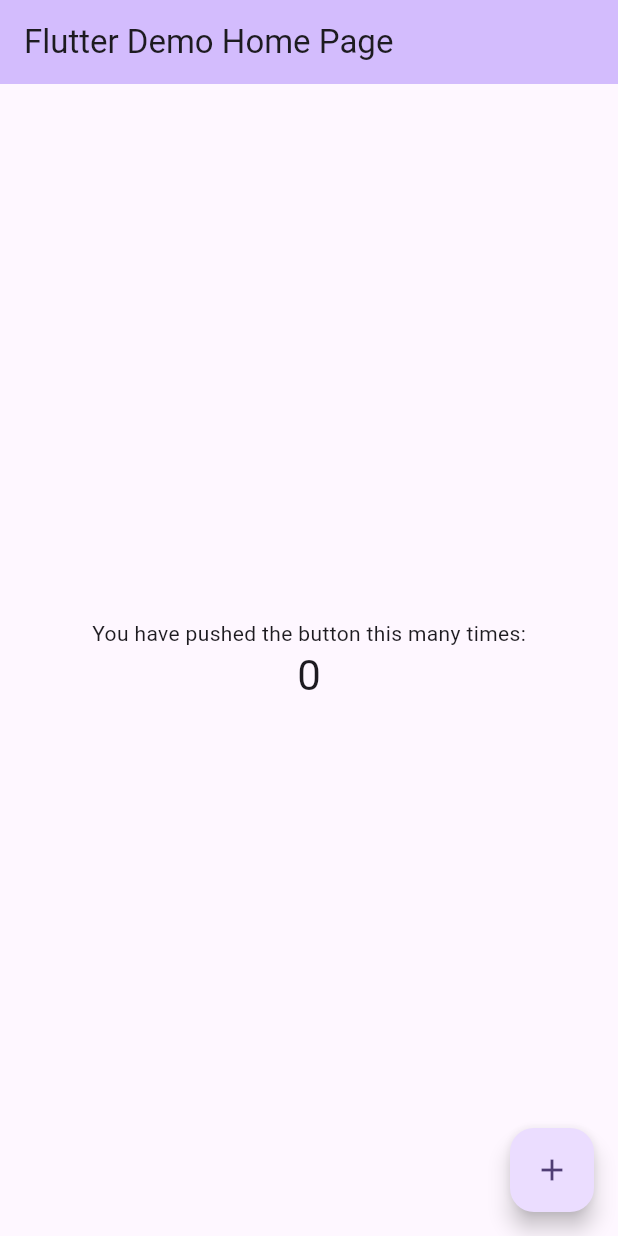
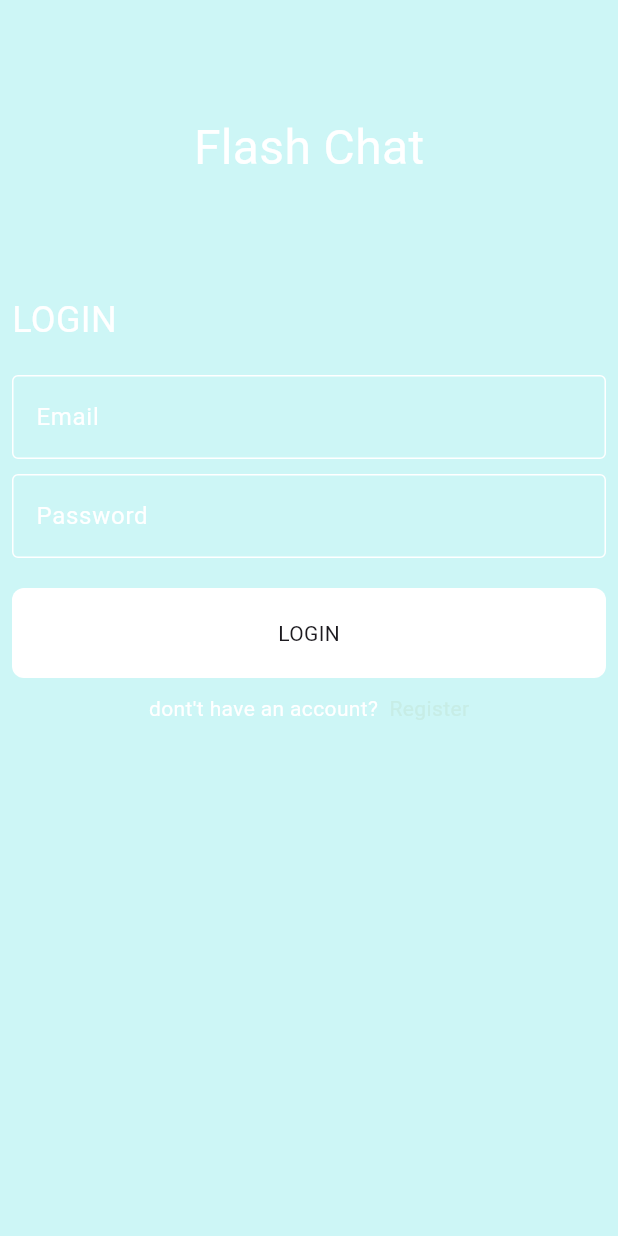
Before and after one commit to basmalahesham/chat_app, a Flutter app: the screen it shows after launch, on a phone screen of 412 x 824 dp. Run offline on Flutter 3.47's test engine with Material 3 defaults, Android fonts, the phone set to English and light mode, and no system bars; our stand-ins replace firebase_core; accounts and stored records are empty; Roboto replaces fonts that are missing (pacifico).

Commit message:
create login_view.dart & register_view.dart & constants.dart & custom_button.dart & custom_form_text_field.dart

```diff
--- a/lib/main.dart
+++ b/lib/main.dart
@@ -1,3 +1,5 @@
+import 'package:chat_app/views/login_view.dart';
+import 'package:chat_app/views/register_view.dart';
 import 'package:firebase_core/firebase_core.dart';
 import 'package:flutter/material.dart';
 
@@ -23,115 +25,17 @@ class MyApp extends StatelessWidget {
   @override
   Widget build(BuildContext context) {
     return MaterialApp(
+      debugShowCheckedModeBanner: false,
       title: 'Flutter Demo',
       theme: ThemeData(
-        // This is the theme of your application.
-        //
-        // TRY THIS: Try running your application with "flutter run". You'll see
-        // the application has a purple toolbar. Then, without quitting the app,
-        // try changing the seedColor in the colorScheme below to Colors.green
-        // and then invoke "hot reload" (save your changes or press the "hot
-        // reload" button in a Flutter-supported IDE, or press "r" if you used
-        // the command line to start the app).
-        //
-        // Notice that the counter didn't reset back to zero; the application
-        // state is not lost during the reload. To reset the state, use hot
-        // restart instead.
-        //
-        // This works for code too, not just values: Most code changes can be
-        // tested with just a hot reload.
         colorScheme: ColorScheme.fromSeed(seedColor: Colors.deepPurple),
         useMaterial3: true,
       ),
-      home: const MyHomePage(title: 'Flutter Demo Home Page'),
+      initialRoute: LoginView.routeName,
+      routes: {
+        LoginView.routeName: (context)=>LoginView(),
+        RegisterView.routeName : (context)=>RegisterView(),
+      },
     );
   }
 }
-
-class MyHomePage extends StatefulWidget {
-  const MyHomePage({super.key, required this.title});
-
-  // This widget is the home page of your application. It is stateful, meaning
-  // that it has a State object (defined below) that contains fields that affect
-  // how it looks.
-
-  // This class is the configuration for the state. It holds the values (in this
-  // case the title) provided by the parent (in this case the App widget) and
-  // used by the build method of the State. Fields in a Widget subclass are
-  // always marked "final".
-
-  final String title;
-
-  @override
-  State<MyHomePage> createState() => _MyHomePageState();
-}
-
-class _MyHomePageState extends State<MyHomePage> {
-  int _counter = 0;
-
-  void _incrementCounter() {
-    setState(() {
-      // This call to setState tells the Flutter framework that something has
-      // changed in this State, which causes it to rerun the build method below
-      // so that the display can reflect the updated values. If we changed
-      // _counter without calling setState(), then the build method would not be
-      // called again, and so nothing would appear to happen.
-      _counter++;
-    });
-  }
-
-  @override
-  Widget build(BuildContext context) {
-    // This method is rerun every time setState is called, for instance as done
-    // by the _incrementCounter method above.
-    //
-    // The Flutter framework has been optimized to make rerunning build methods
-    // fast, so that you can just rebuild anything that needs updating rather
-    // than having to individually change instances of widgets.
-    return Scaffold(
-      appBar: AppBar(
-        // TRY THIS: Try changing the color here to a specific color (to
-        // Colors.amber, perhaps?) and trigger a hot reload to see the AppBar
-        // change color while the other colors stay the same.
-        backgroundColor: Theme.of(context).colorScheme.inversePrimary,
-        // Here we take the value from the MyHomePage object that was created by
-        // the App.build method, and use it to set our appbar title.
-        title: Text(widget.title),
-      ),
-      body: Center(
-        // Center is a layout widget. It takes a single child and positions it
-        // in the middle of the parent.
-        child: Column(
-          // Column is also a layout widget. It takes a list of children and
-          // arranges them vertically. By default, it sizes itself to fit its
-          // children horizontally, and tries to be as tall as its parent.
-          //
-          // Column has various properties to control how it sizes itself and
-          // how it positions its children. Here we use mainAxisAlignment to
-          // center the children vertically; the main axis here is the vertical
-          // axis because Columns are vertical (the cross axis would be
-          // horizontal).
-          //
-          // TRY THIS: Invoke "debug painting" (choose the "Toggle Debug Paint"
-          // action in the IDE, or press "p" in the console), to see the
-          // wireframe for each widget.
-          mainAxisAlignment: MainAxisAlignment.center,
-          children: <Widget>[
-            const Text(
-              'You have pushed the button this many times:',
-            ),
-            Text(
-              '$_counter',
-              style: Theme.of(context).textTheme.headlineMedium,
-            ),
-          ],
-        ),
-      ),
-      floatingActionButton: FloatingActionButton(
-        onPressed: _incrementCounter,
-        tooltip: 'Increment',
-        child: const Icon(Icons.add),
-      ), // This trailing comma makes auto-formatting nicer for build methods.
-    );
-  }
-}
--- /dev/null
+++ b/lib/views/login_view.dart
@@ -0,0 +1,117 @@
+import 'package:chat_app/constants.dart';
+import 'package:chat_app/views/register_view.dart';
+import 'package:chat_app/views/widgets/custom_button.dart';
+import 'package:chat_app/views/widgets/custom_form_text_field.dart';
+import 'package:flutter/material.dart';
+
+class LoginView extends StatefulWidget {
+  const LoginView({super.key});
+  static const String routeName = "Login";
+
+  @override
+  State<LoginView> createState() => _LoginViewState();
+}
+
+class _LoginViewState extends State<LoginView> {
+  String? email,password;
+
+  GlobalKey<FormState> formKey = GlobalKey();
+
+  @override
+  Widget build(BuildContext context) {
+    return Scaffold(
+      backgroundColor: kPrimaryColor,
+      body: Padding(
+        padding: const EdgeInsets.symmetric(horizontal: 8.0),
+        child: Form(
+          key: formKey,
+          child: ListView(
+            children: [
+              const SizedBox(
+                height: 75,
+              ),
+              const Row(
+                mainAxisAlignment: MainAxisAlignment.center,
+                children: [
+                  Text(
+                    'Flash Chat',
+                    style: TextStyle(
+                        fontSize: 32, color: Colors.white, fontFamily: 'pacifico'),
+                  ),
+                ],
+              ),
+              const SizedBox(
+                height: 75,
+              ),
+              const Row(
+                children: [
+                  Text(
+                    'LOGIN',
+                    style: TextStyle(
+                      fontSize: 24,
+                      color: Colors.white,
+                    ),
+                  ),
+                ],
+              ),
+              const SizedBox(
+                height: 20,
+              ),
+              CustomFormTextField(
+                onChanged: (data) {
+                  email = data;
+                },
+                hintText: 'Email',
+              ),
+              const SizedBox(
+                height: 10,
+              ),
+              CustomFormTextField(
+                obscureText: true,
+                onChanged: (data) {
+                  password = data;
+                },
+                hintText: 'Password',
+              ),
+              const SizedBox(
+                height: 20,
+              ),
+              CustomButton(
+                onTap: () async {
+                },
+                text: 'LOGIN',),
+              const SizedBox(
+                height: 10,
+              ),
+              Row(
+                mainAxisAlignment: MainAxisAlignment.center,
+                children: [
+                  const Text(
+                    'dont\'t have an account?',
+                    style: TextStyle(
+                      color: Colors.white,
+                    ),
+                  ),
+                  GestureDetector(
+                    onTap: () {
+                      Navigator.pushNamed(
+                          context,
+                          RegisterView.routeName,
+                      );
+                    },
+                    child: const Text(
+                      '  Register',
+                      style: TextStyle(
+                        color: Color(0xffC7EDE6),
+                      ),
+                    ),
+                  ),
+                ],
+              ),
+            ],
+          ),
+        ),
+      ),
+    );
+  }
+}
--- /dev/null
+++ b/lib/views/widgets/custom_button.dart
@@ -0,0 +1,23 @@
+import 'package:flutter/material.dart';
+
+class CustomButton extends StatelessWidget {
+  const CustomButton({super.key,required this.text,this.onTap});
+
+  final VoidCallback? onTap;
+  final String text;
+  @override
+  Widget build(BuildContext context) {
+    return GestureDetector(
+      onTap: onTap,
+      child: Container(
+        decoration: BoxDecoration(
+          color: Colors.white,
+          borderRadius: BorderRadius.circular(8),
+        ),
+        width: double.infinity,
+        height: 60,
+        child: Center(child: Text(text)),
+      ),
+    );
+  }
+}
--- /dev/null
+++ b/lib/views/widgets/custom_form_text_field.dart
@@ -0,0 +1,36 @@
+import 'package:flutter/material.dart';
+
+class CustomFormTextField extends StatelessWidget {
+  const CustomFormTextField({super.key,this.hintText,this.onChanged,this.obscureText = false});
+
+  final String? hintText;
+  final Function(String)? onChanged;
+  final bool? obscureText;
+  @override
+  Widget build(BuildContext context) {
+    return TextFormField(
+      obscureText: obscureText!,
+      validator: (data){
+        if (data!.isEmpty){
+          return 'field is required';
+        }
+        return null;
+      },
+      onChanged: onChanged,
+      decoration: InputDecoration(
+        hintText: hintText,
+        hintStyle: const TextStyle(color: Colors.white,),
+        enabledBorder: const OutlineInputBorder(
+          borderSide: BorderSide(
+            color: Colors.white,
+          ),
+        ),
+        border: const OutlineInputBorder(
+          borderSide: BorderSide(
+            color: Colors.white,
+          ),
+        ),
+      ),
+    );
+  }
+}
```
Also changed, not shown: lib/constants.dart (added, +7 -0 lines), lib/views/register_view.dart (added, +120 -0 lines).
